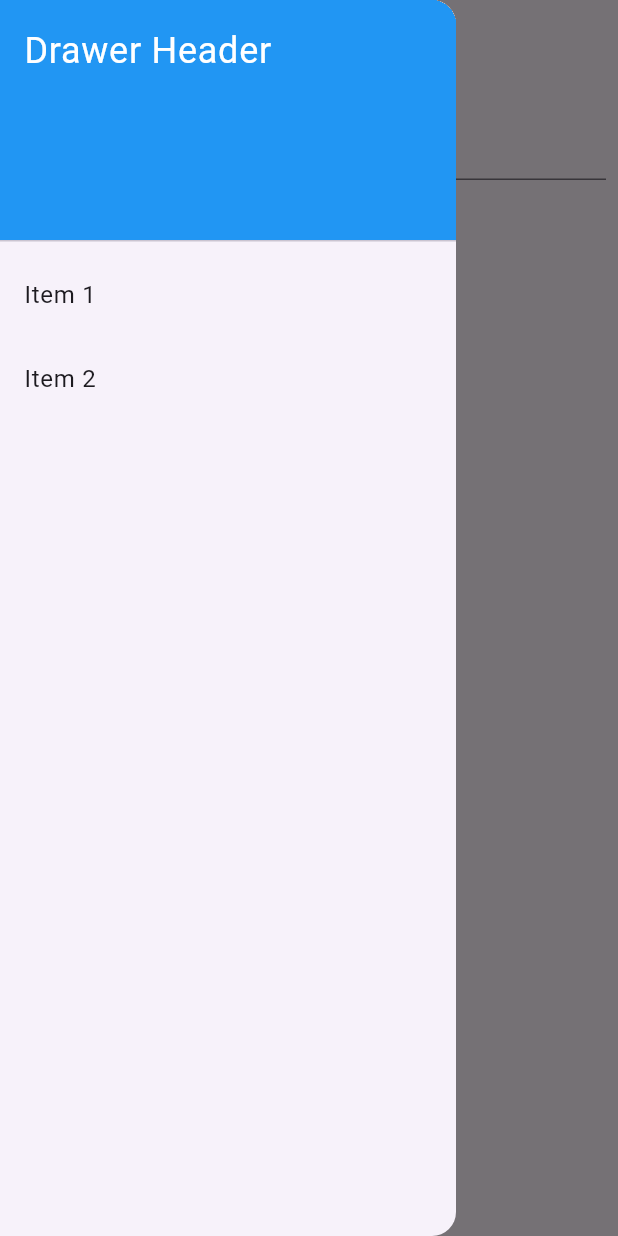
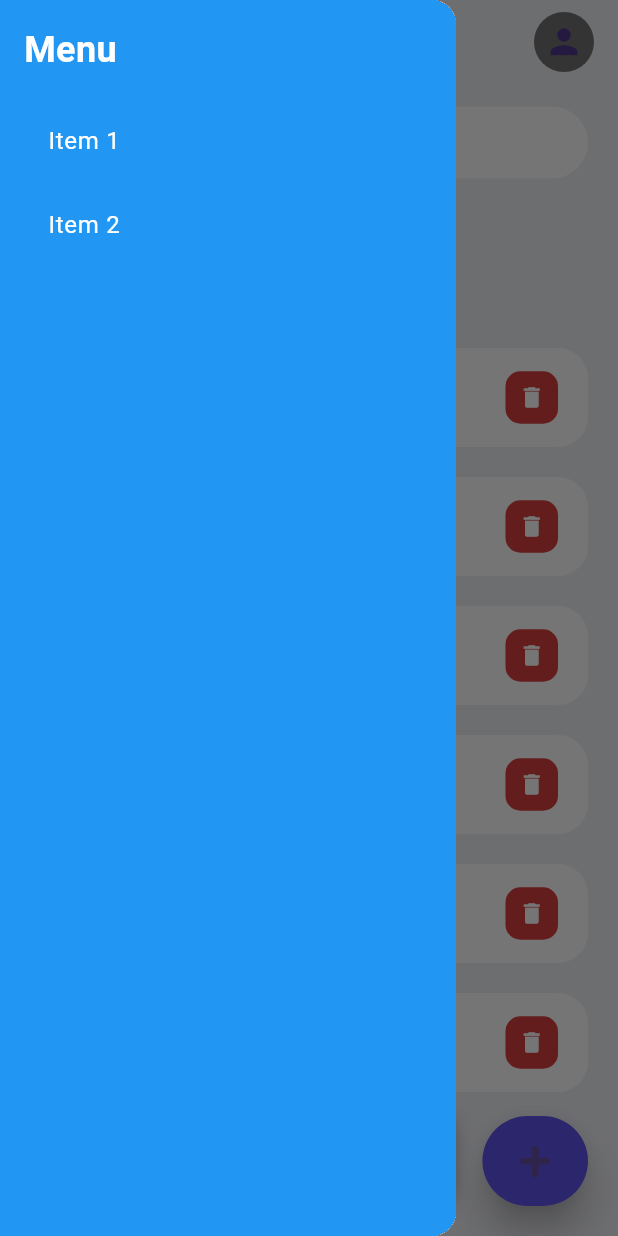
Before and after one commit to Shrey-raj-singh/To-Do-flutter, a Flutter app: the screen it shows after launch, with the side drawer open, on a phone screen of 412 x 824 dp. Run offline on Flutter 3.47's test engine with Material 3 defaults, Android fonts, the phone set to English and light mode, and no system bars.

Commit message:
Improved UI

```diff
--- /dev/null
+++ b/lib/Constants/Color.dart
@@ -0,0 +1,9 @@
+import 'package:flutter/material.dart';
+
+const Color tdRed = Color(0xFFDA4040);
+const Color tdBlue = Color(0xFF5F52EE);
+
+const Color tdBlack = Color(0xFF3A3A3A);
+const Color tdGrey = Color(0xFF717171);
+
+const Color tdBGColor = Color(0xFFEEEFF5);
--- /dev/null
+++ b/lib/Models/ToDoModel.dart
@@ -0,0 +1,21 @@
+class ToDo {
+  int id;
+  String todoText;
+  bool isDone;
+  ToDo({
+    required this.id,
+    required this.todoText,
+    this.isDone = false,
+  });
+
+  static List<ToDo> todoList() {
+    return [
+      ToDo(id: 01, todoText: "Resume Submit", isDone: false),
+      ToDo(id: 02, todoText: "Sleep", isDone: false),
+      ToDo(id: 03, todoText: "Tic-Tac-Toe", isDone: true),
+      ToDo(id: 04, todoText: "Web-Based Resume", isDone: true),
+      ToDo(id: 05, todoText: "WhatsApp Clone", isDone: false),
+      ToDo(id: 06, todoText: "Keep notes", isDone: false),
+    ];
+  }
+}
--- /dev/null
+++ b/lib/Screens/HomeScreen.dart
@@ -0,0 +1,214 @@
+import 'package:flutter/material.dart';
+import '../Constants/Color.dart';
+import '../Models/ToDoModel.dart';
+import '../widgets/ToDoItem.dart';
+
+class HomeScreen extends StatefulWidget {
+  const HomeScreen({super.key});
+  @override
+  State<HomeScreen> createState() => _HomeScreenState();
+}
+
+class _HomeScreenState extends State<HomeScreen> {
+  final todosList = ToDo.todoList();
+  @override
+  Widget build(BuildContext context) {
+    return Scaffold(
+      backgroundColor: tdBGColor,
+      appBar: _buildAppBar(),
+      drawer: CustomDrawer(),
+      body: Stack(
+        children: [
+          Container(
+            padding: EdgeInsets.symmetric(horizontal: 20, vertical: 15),
+            child: Column(
+              children: [
+                _searchBar(),
+                _ToDoList(todosList: todosList)
+              ],
+            ),
+          ),
+          AddToDo(),
+        ],
+      ),
+    );
+  }
+
+  Align AddToDo() {
+    return Align(
+          alignment: Alignment.bottomCenter,
+          child: Row(
+            children: [
+              Expanded(
+                  child: Container(
+                padding: EdgeInsets.symmetric(horizontal: 20, vertical: 5),
+                margin: EdgeInsets.only(bottom: 20, right: 20, left: 20),
+                decoration: BoxDecoration(
+                  color: Colors.white,
+                  boxShadow: [
+                    BoxShadow(
+                        color: Colors.grey,
+                        offset: Offset(0.0, 0.0),
+                        blurRadius: 10.0,
+                        spreadRadius: 0.0),
+                  ],
+                  borderRadius: BorderRadius.circular(10),
+                ),
+                child: TextField(
+                  decoration: InputDecoration(
+                    hintText: "Add a New To-Do item",
+                    border: InputBorder.none,
+                    focusedBorder: InputBorder.none,
+                  ),
+                ),
+              )),
+              Container(
+                margin: EdgeInsets.only(bottom: 20, right: 20),
+                child: ElevatedButton(
+                    onPressed: () {},
+                    child: Text(
+                      "+",
+                      style: TextStyle(fontSize: 40),
+                    ),
+                    style: ElevatedButton.styleFrom(
+                      primary: tdBlue,
+                      minimumSize: Size(60,60),
+                      elevation: 10,
+                    ),
+                    ),
+              )
+            ],
+          ),
+        );
+
+  }
+
+  AppBar _buildAppBar() {
+    return AppBar(
+      backgroundColor: Colors.transparent,
+      title: Align(
+        alignment: Alignment.centerRight,
+        child: CircleAvatar(
+          child: Icon(
+            Icons.person,
+            size: 27,
+          ),
+          backgroundColor: tdGrey,
+        ),
+      ),
+    );
+  }
+}
+
+class _ToDoList extends StatelessWidget {
+  const _ToDoList({
+    super.key,
+    required this.todosList,
+  });
+
+  final List<ToDo> todosList;
+
+  @override
+  Widget build(BuildContext context) {
+    return Expanded(
+      child: ListView(
+        children: [
+          Container(
+            margin: EdgeInsets.only(top: 50, bottom: 20),
+            child: Text(
+              "All To-Dos",
+              style: TextStyle(
+                fontSize: 30,
+                fontWeight: FontWeight.w500,
+              ),
+            ),
+          ),
+          for (ToDo todo in todosList)
+            ToDoItem(
+              todo: todo,
+            ),
+        ],
+      ),
+    );
+  }
+}
+
+class _searchBar extends StatelessWidget {
+  const _searchBar({
+    super.key,
+  });
+
+  @override
+  Widget build(BuildContext context) {
+    return Container(
+      padding: EdgeInsets.symmetric(horizontal: 15),
+      decoration: BoxDecoration(
+        color: Colors.white,
+        borderRadius: BorderRadius.circular(36),
+      ),
+      child: TextField(
+        decoration: InputDecoration(
+          contentPadding: EdgeInsets.zero,
+          prefixIcon: Icon(
+            Icons.search,
+            color: tdBlack,
+            size: 20,
+          ),
+          prefixIconConstraints: BoxConstraints(
+            minWidth: 25,
+            maxHeight: 20,
+          ),
+          border: InputBorder.none,
+          hintText: 'Search..',
+          hintStyle: TextStyle(color: tdGrey),
+        ),
+      ),
+    );
+  }
+}
+
+class CustomDrawer extends StatelessWidget {
+  @override
+  Widget build(BuildContext context) {
+    return Drawer(
+      child: Container(
+        width: 200.0, // Set the preferred width
+        padding: EdgeInsets.all(16.0),
+        color: Colors.blue,
+        child: Column(
+          crossAxisAlignment: CrossAxisAlignment.start,
+          children: [
+            Text(
+              'Menu',
+              style: TextStyle(
+                color: Colors.white,
+                fontSize: 24.0,
+                fontWeight: FontWeight.bold,
+              ),
+            ),
+            SizedBox(height: 16.0),
+            ListTile(
+              title: Text(
+                'Item 1',
+                style: TextStyle(color: Colors.white),
+              ),
+              onTap: () {
+                // Handle Item 1
+              },
+            ),
+            ListTile(
+              title: Text(
+                'Item 2',
+                style: TextStyle(color: Colors.white),
+              ),
+              onTap: () {
+                // Handle Item 2
+              },
+            ),
+            // Add more items as needed
+          ],
+        ),
+      ),
+    );
+  }
+}
--- a/lib/main.dart
+++ b/lib/main.dart
@@ -1,125 +1,18 @@
 import 'package:flutter/material.dart';
+import 'package:flutter/services.dart';
+import 'package:todo/Screens/HomeScreen.dart';
 
 void main() {
   runApp(MyApp());
 }
 
-class Todo {
-  String title;
-  bool isDone;
-
-  Todo({
-    required this.title,
-    this.isDone = false,
-  });
-}
-
 class MyApp extends StatelessWidget {
   @override
   Widget build(BuildContext context) {
+    SystemChrome.setSystemUIOverlayStyle(SystemUiOverlayStyle(statusBarColor: Colors.transparent));
     return MaterialApp(
       debugShowCheckedModeBanner: false,
-      home: TodoScreen(),
+      home: HomeScreen(),
     );
   }
 }
-
-class TodoScreen extends StatefulWidget {
-  @override
-  _TodoScreenState createState() => _TodoScreenState();
-}
-
-class _TodoScreenState extends State<TodoScreen> {
-  List<Todo> todos = [];
-  TextEditingController _textEditingController = TextEditingController();
-
-  @override
-  Widget build(BuildContext context) {
-    return Scaffold(
-      appBar: AppBar(
-        title: Text('Todo App'),
-      ),
-      drawer: Drawer(
-        child: ListView(
-          padding: EdgeInsets.zero,
-          children: <Widget>[
-            DrawerHeader(
-              decoration: BoxDecoration(
-                color: Colors.blue,
-              ),
-              child: Text(
-                'Drawer Header',
-                style: TextStyle(
-                  color: Colors.white,
-                  fontSize: 24,
-                ),
-              ),
-            ),
-            ListTile(
-              title: Text('Item 1'),
-              onTap: () {
-                // Add drawer item 1 functionality here
-              },
-            ),
-            ListTile(
-              title: Text('Item 2'),
-              onTap: () {
-                // Add drawer item 2 functionality here
-              },
-            ),
-          ],
-        ),
-      ),
-      body: Column(
-        children: [
-          Padding(
-            padding: const EdgeInsets.all(8.0),
-            child: TextField(
-              controller: _textEditingController,
-              decoration: InputDecoration(
-                labelText: 'New Todo',
-              ),
-            ),
-          ),
-          ElevatedButton(
-            onPressed: () {
-              if (_textEditingController.text.isNotEmpty) {
-                setState(() {
-                  todos.add(Todo(title: _textEditingController.text));
-                  _textEditingController.clear();
-                });
-              }
-            },
-            child: Text('Add Todo'),
-          ),
-          Expanded(
-            child: ListView.builder(
-              itemCount: todos.length,
-              itemBuilder: (context, index) {
-                return ListTile(
-                  title: Text(todos[index].title),
-                  leading: Checkbox(
-                    value: todos[index].isDone,
-                    onChanged: (value) {
-                      setState(() {
-                        todos[index].isDone = value!;
-                      });
-                    },
-                  ),
-                  trailing: IconButton(
-                    icon: Icon(Icons.delete),
-                    onPressed: () {
-                      setState(() {
-                        todos.removeAt(index);
-                      });
-                    },
-                  ),
-                );
-              },
-            ),
-          ),
-        ],
-      ),
-    );
-  }
-}
--- /dev/null
+++ b/lib/widgets/ToDoItem.dart
@@ -0,0 +1,59 @@
+import 'package:flutter/material.dart';
+
+import '../Constants/Color.dart';
+import '../Models/ToDoModel.dart';
+
+class ToDoItem extends StatelessWidget {
+  final ToDo todo;
+  const ToDoItem({
+    Key? key,
+    required this.todo,
+  }) : super(key: key);
+
+  @override
+  Widget build(BuildContext context) {
+    return Container(
+      margin: EdgeInsets.only(bottom: 20),
+      child: ListTile(
+        contentPadding: EdgeInsets.symmetric(horizontal: 20, vertical: 5),
+        onTap: () {
+          // setStat
+        },
+        shape:
+            RoundedRectangleBorder(borderRadius: BorderRadius.circular(20)),
+        tileColor: Colors.white,
+        leading: todo.isDone
+            ? Icon(
+                Icons.check_box,
+                color: tdBlue,
+              )
+            : Icon(Icons.check_box_outline_blank),
+        title: Text(
+          todo.todoText,
+          style: TextStyle(
+              fontSize: 16,
+              color: tdBlack,
+              decoration: todo.isDone ? TextDecoration.lineThrough : null),
+        ),
+        trailing: Container(
+          height: 35,
+          width: 35,
+          padding: EdgeInsets.zero,
+          margin: EdgeInsets.symmetric(vertical: 5),
+          decoration: BoxDecoration(
+            color: tdRed,
+            borderRadius: BorderRadius.circular(10),
+          ),
+          child: IconButton(
+            onPressed: () {},
+            icon: Icon(
+              Icons.delete,
+              color: Colors.white,
+            ),
+            iconSize: 18,
+          ),
+        ),
+      ),
+    );
+  }
+}
```
